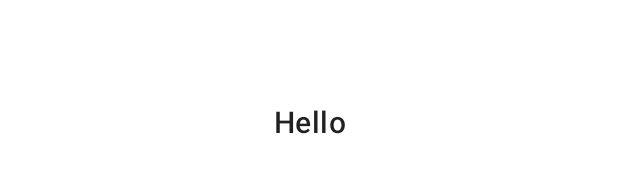
After one commit to Hngdcmnh/mobileD20, an Android app: the layout fragment_student.xml on its own in the app's theme, with its tools: preview values and no code run, on a phone screen of 412 x 824 dp. The commit adds this screen. Shown: the part 496-669 px from the top of the screen. Run offline under Robolectric (Android 15) with nearby library versions, the phone set to English and light mode, and no system bars.

Commit message:
First Commit

```diff
--- /dev/null
+++ b/app/src/main/res/layout/fragment_student.xml
@@ -0,0 +1,18 @@
+<?xml version="1.0" encoding="utf-8"?>
+<androidx.constraintlayout.widget.ConstraintLayout xmlns:android="http://schemas.android.com/apk/res/android"
+    xmlns:tools="http://schemas.android.com/tools"
+    android:layout_width="match_parent"
+    android:layout_height="match_parent"
+    xmlns:app="http://schemas.android.com/apk/res-auto"
+    tools:context=".StudentFragment">
+
+
+    <TextView
+        android:layout_width="match_parent"
+        android:layout_height="match_parent"
+        android:text="@string/hello"
+        style="@style/TextAppearance.MaterialComponents.Headline6"
+        android:gravity="center"
+        app:layout_constraintTop_toTopOf="parent"/>
+
+</androidx.constraintlayout.widget.ConstraintLayout>
--- a/app/src/main/res/menu/menu.xml
+++ b/app/src/main/res/menu/menu.xml
@@ -2,7 +2,7 @@
 <menu xmlns:android="http://schemas.android.com/apk/res/android">
 
     <item
-        android:id="@+id/homeFragment2"
+        android:id="@+id/studentFragment"
         android:enabled="true"
         android:icon="@drawable/ic_home"
         android:title="@string/home_menu"
--- a/app/src/main/res/values/strings.xml
+++ b/app/src/main/res/values/strings.xml
@@ -1,4 +1,6 @@
 <resources>
     <string name="app_name">TrainingMobileD20</string>
     <string name="home_menu">Home</string>
+    <string name="hello_blank_fragment">Hello blank fragment</string>
+    <string name="hello">Hello</string>
 </resources>
```
Also changed, not shown: app/build.gradle (+8 -7 lines), app/src/main/java/com/example/trainingmobiled20/MainActivity.kt (+27 -1 lines), app/src/main/java/com/example/trainingmobiled20/StudentFragment.kt (added, +24 -0 lines), app/src/main/res/navigation/nav_graph.xml (+8 -1 lines).
